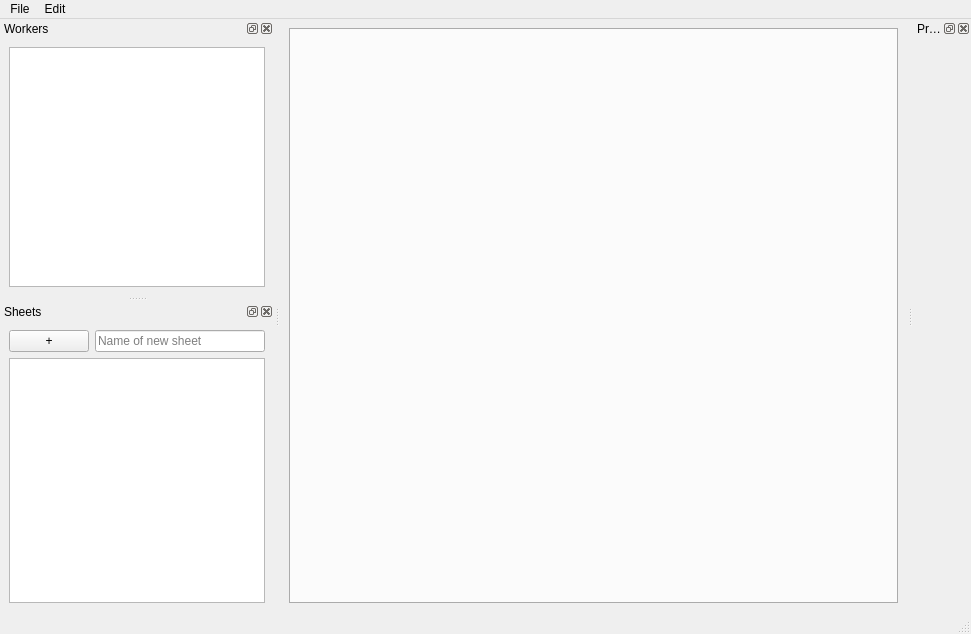
First picture: the form in gui/main.ui, repository DrLuke/pyree-old, before the edit.
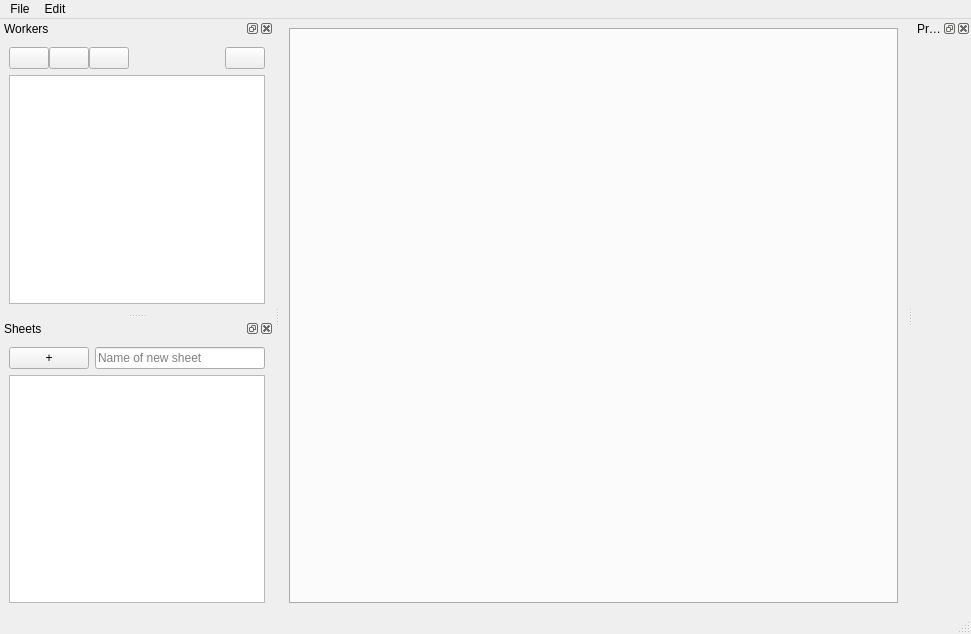
Second picture: the form after the edit. Icons and pictures are not drawn.

Diff of the .ui file:
```diff
--- a/gui/main.ui
+++ b/gui/main.ui
@@ -93,6 +93,70 @@
      <property name="horizontalSpacing">
       <number>4</number>
      </property>
+     <item row="0" column="1">
+      <layout class="QHBoxLayout" name="horizontalLayout">
+       <property name="topMargin">
+        <number>0</number>
+       </property>
+       <item>
+        <widget class="QPushButton" name="monitorPlayButton">
+         <property name="text">
+          <string/>
+         </property>
+         <property name="icon">
+          <iconset>
+           <normaloff>../resources/icons/control_play.png</normaloff>../resources/icons/control_play.png</iconset>
+         </property>
+        </widget>
+       </item>
+       <item>
+        <widget class="QPushButton" name="monitorPauseButton">
+         <property name="text">
+          <string/>
+         </property>
+         <property name="icon">
+          <iconset>
+           <normaloff>../resources/icons/control_pause.png</normaloff>../resources/icons/control_pause.png</iconset>
+         </property>
+        </widget>
+       </item>
+       <item>
+        <widget class="QPushButton" name="monitorStopButton">
+         <property name="text">
+          <string/>
+         </property>
+         <property name="icon">
+          <iconset>
+           <normaloff>../resources/icons/control_stop.png</normaloff>../resources/icons/control_stop.png</iconset>
+         </property>
+        </widget>
+       </item>
+       <item>
+        <spacer name="horizontalSpacer">
+         <property name="orientation">
+          <enum>Qt::Horizontal</enum>
+         </property>
+         <property name="sizeHint" stdset="0">
+          <size>
+           <width>40</width>
+           <height>20</height>
+          </size>
+         </property>
+        </spacer>
+       </item>
+       <item>
+        <widget class="QPushButton" name="monitorSetsheetButton">
+         <property name="text">
+          <string/>
+         </property>
+         <property name="icon">
+          <iconset>
+           <normaloff>../resources/icons/script_go.png</normaloff>../resources/icons/script_go.png</iconset>
+         </property>
+        </widget>
+       </item>
+      </layout>
+     </item>
      <item row="1" column="1">
       <widget class="QTreeWidget" name="workersTreeWidget">
        <property name="itemsExpandable">
```
Left out of the diff: 9 changed lines with no effect on the pictures.
